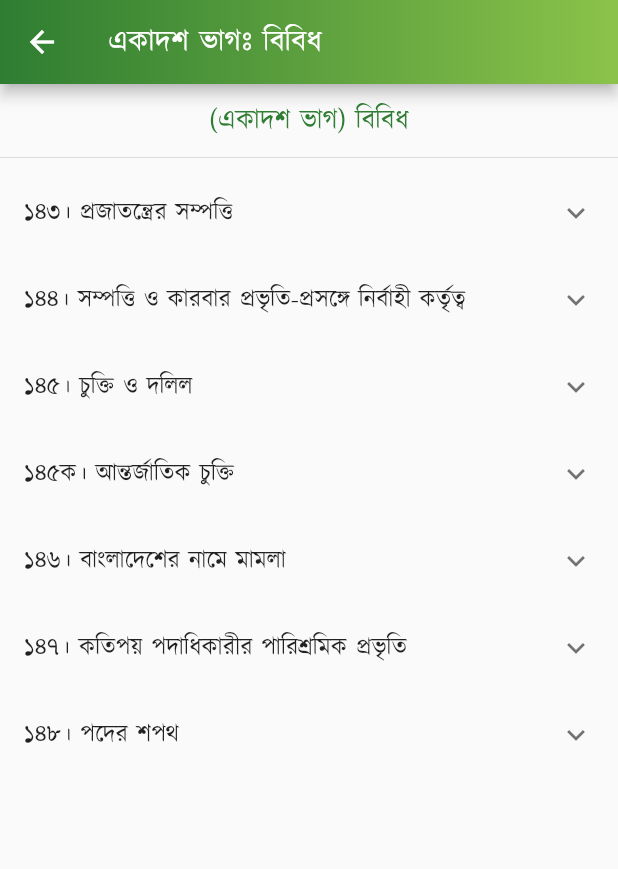
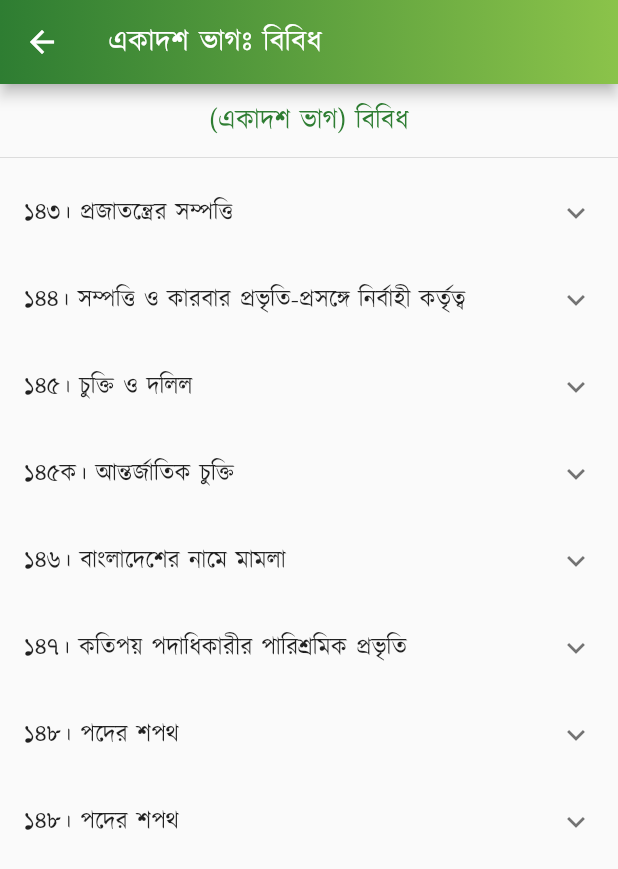
Before and after one commit to Azimul-Haque/flutter-onesignal, a Flutter app: the PartEleven screen opened directly, on a phone screen of 412 x 824 dp. Shown: the top 869 px of the screen. Run offline on Flutter 3.47's test engine with Material 2 defaults, Android fonts, the phone set to English and light mode, and no system bars; our stand-ins replace fluttertoast, package_info_plus, percent_indicator, shared_preferences, sqflite; missing offline and left inert: blinking_text, flutter_share, onesignal_flutter, slide_popup_dialog; accounts and stored records are empty; network calls fail.

Commit message:
Commit Sat 04/30/2022  1:42:03.16 2647

```diff
--- a/lib/pages/constitution/part11.dart
+++ b/lib/pages/constitution/part11.dart
@@ -144,6 +144,16 @@ class PartEleven extends StatelessWidget {
               )),
             ],
           ),
+          ExpansionTile(
+            title: Text('১৪৮। পদের শপথ'),
+            children: <Widget>[
+              ListTile(
+                  title: SelectableText(
+                '১৪৮। (১) তৃতীয় তফসিলে উল্লিখিত যে কোন পদে নির্বাচিত বা নিযুক্ত ব্যক্তি কার্যভার গ্রহণের পূর্বে উক্ত তফসিল-অনুযায়ী শপথগ্রহণ বা ঘোষণা (এই অনুচ্ছেদে "শপথ" বলিয়া অভিহিত) করিবেন এবং অনুরূপ শপথপত্রে বা ঘোষণাপত্রে স্বাক্ষরদান করিবেন।',
+                textAlign: TextAlign.justify,
+              )),
+            ],
+          ),
           Padding(
             padding: EdgeInsets.all(15),
             child: Column(children: <Widget>[
```
